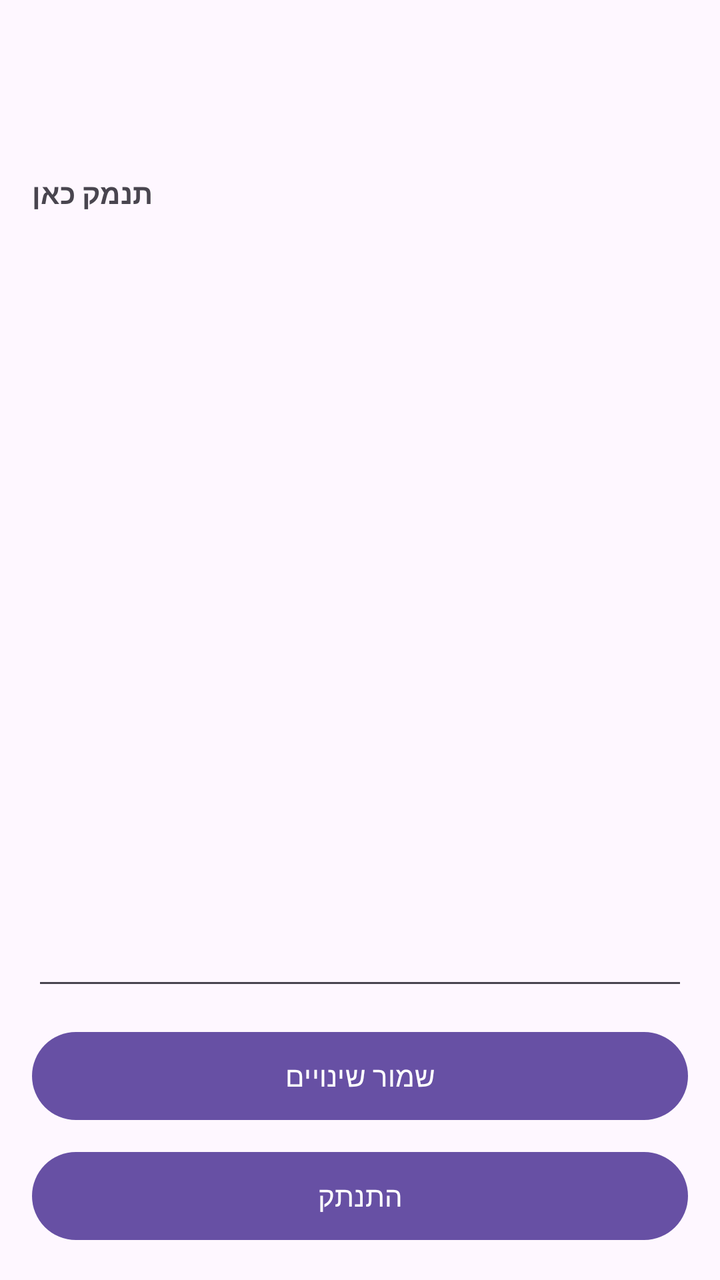
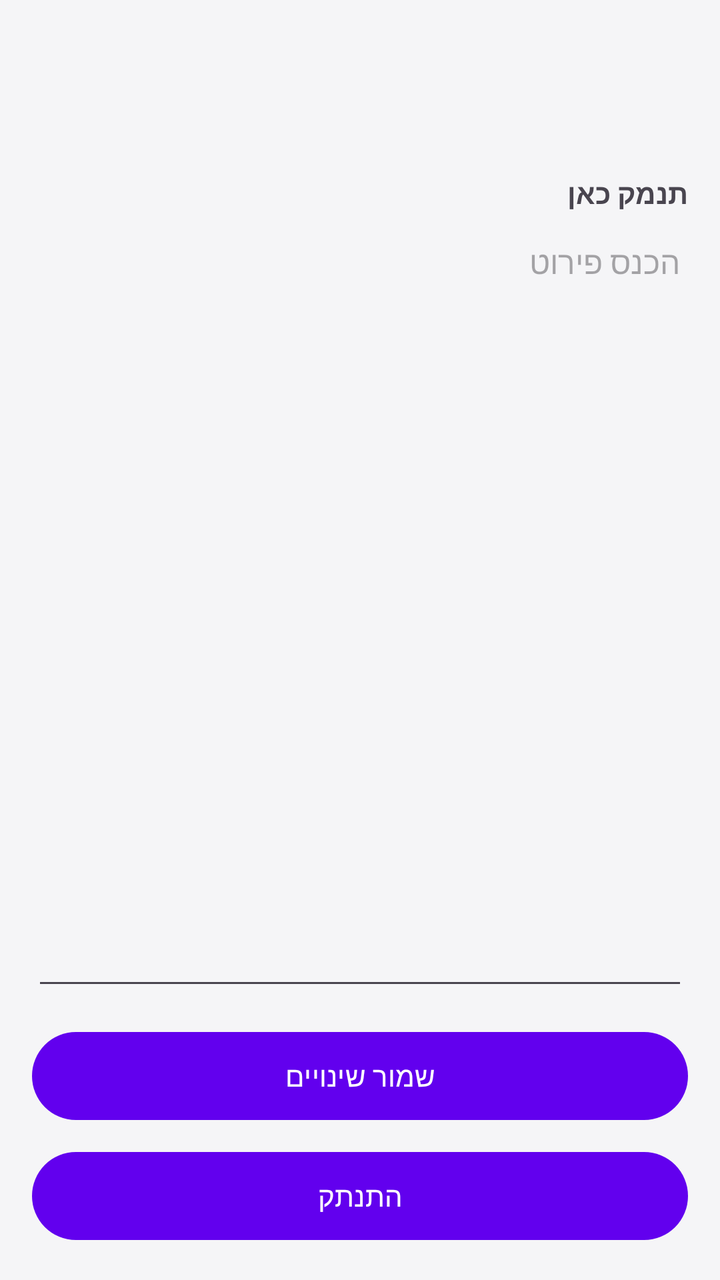

Screens rendered from an Android XML layout before and after an edit, with the pre-edit source and the edit as a unified diff.
<!-- AndroidManifest.xml: application theme Theme.MyScheduleApp20 -->
<!-- res/layout/activity_task_details.xml -->
<?xml version="1.0" encoding="utf-8"?>
<LinearLayout xmlns:android="http://schemas.android.com/apk/res/android"
    android:layout_width="match_parent"
    android:layout_height="match_parent"
    android:orientation="vertical"
    android:padding="16dp">

    
    <TextView
        android:id="@+id/txtTitle"
        android:layout_width="wrap_content"
        android:layout_height="wrap_content"
        android:textSize="22sp"
        android:textStyle="bold"
        android:layout_marginBottom="8dp"/>

    
    <TextView
        android:id="@+id/txtTime"
        android:layout_width="wrap_content"
        android:layout_height="wrap_content"
        android:textSize="16sp"
        android:layout_marginBottom="12dp"/>

    
    <TextView
        android:layout_width="wrap_content"
        android:layout_height="wrap_content"
        android:text="תנמק כאן"
        android:textStyle="bold"
        android:layout_marginBottom="4dp"/>

    
    <EditText
        android:id="@+id/edtDetails"
        android:layout_width="match_parent"
        android:layout_height="0dp"
        android:layout_weight="1"
        android:gravity="top"
        android:inputType="textMultiLine"
        android:textSize="16sp"/>

    
    <Button
        android:id="@+id/btnSaveChanges"
        android:layout_width="match_parent"
        android:layout_height="52dp"
        android:text="שמור שינויים"
        android:layout_marginTop="12dp"/>

    
    <Button
        android:id="@+id/btnLogout"
        android:layout_width="match_parent"
        android:layout_height="52dp"
        android:text="התנתק"
        android:layout_marginTop="8dp"/>

</LinearLayout>
<!-- resources referenced by this layout -->
<resources>
  <style name="Theme.MyScheduleApp20" parent="Base.Theme.MyScheduleApp20" />
  <style name="Base.Theme.MyScheduleApp20" parent="Theme.Material3.DayNight.NoActionBar">
          
          
      </style>
</resources>

<!-- the commit's change to res/layout/activity_task_details.xml (unified diff, before → after) -->
@@ -3,32 +3,37 @@
     android:layout_width="match_parent"
     android:layout_height="match_parent"
     android:orientation="vertical"
-    android:padding="16dp">
+    android:padding="16dp"
+    android:layoutDirection="rtl">
 
     
     <TextView
         android:id="@+id/txtTitle"
         android:layout_width="wrap_content"
         android:layout_height="wrap_content"
+        android:text=""
         android:textSize="22sp"
         android:textStyle="bold"
-        android:layout_marginBottom="8dp"/>
+        android:layout_marginBottom="8dp" />
 
     
     <TextView
         android:id="@+id/txtTime"
         android:layout_width="wrap_content"
         android:layout_height="wrap_content"
+        android:text=""
         android:textSize="16sp"
-        android:layout_marginBottom="12dp"/>
+        android:layout_marginBottom="12dp" />
 
     
     <TextView
+        android:id="@+id/lblDetails"
         android:layout_width="wrap_content"
         android:layout_height="wrap_content"
         android:text="תנמק כאן"
         android:textStyle="bold"
-        android:layout_marginBottom="4dp"/>
+        android:layout_marginBottom="4dp"
+        android:labelFor="@id/edtDetails" />
 
     
     <EditText
@@ -36,9 +41,12 @@
         android:layout_width="match_parent"
         android:layout_height="0dp"
         android:layout_weight="1"
-        android:gravity="top"
+        android:gravity="top|start"
         android:inputType="textMultiLine"
-        android:textSize="16sp"/>
+        android:textSize="16sp"
+        android:hint="הכנס פירוט"
+        android:minLines="4"
+        android:importantForAutofill="no" />
 
     
     <Button
@@ -46,7 +54,7 @@
         android:layout_width="match_parent"
         android:layout_height="52dp"
         android:text="שמור שינויים"
-        android:layout_marginTop="12dp"/>
+        android:layout_marginTop="12dp" />
 
     
     <Button
@@ -54,6 +62,6 @@
         android:layout_width="match_parent"
         android:layout_height="52dp"
         android:text="התנתק"
-        android:layout_marginTop="8dp"/>
+        android:layout_marginTop="8dp" />
 
 </LinearLayout>
<!-- resource entries referenced after the edit -->
@@ -2,8 +2,14 @@
 <resources>
   <style name="Theme.MyScheduleApp20" parent="Base.Theme.MyScheduleApp20" />
   <style name="Base.Theme.MyScheduleApp20" parent="Theme.Material3.DayNight.NoActionBar">
-          
-          
+          <item name="colorPrimary">@color/purple_primary</item>
+          <item name="colorOnPrimary">@color/on_primary</item>
+          <item name="android:windowBackground">@color/background_light</item>
+          <item name="android:statusBarColor">@color/purple_variant</item>
       </style>
+  <color name="purple_primary">#6200EE</color>
+  <color name="on_primary">#FFFFFF</color>
+  <color name="background_light">#F5F5F7</color>
+  <color name="purple_variant">#3700B3</color>
 </resources>
 
